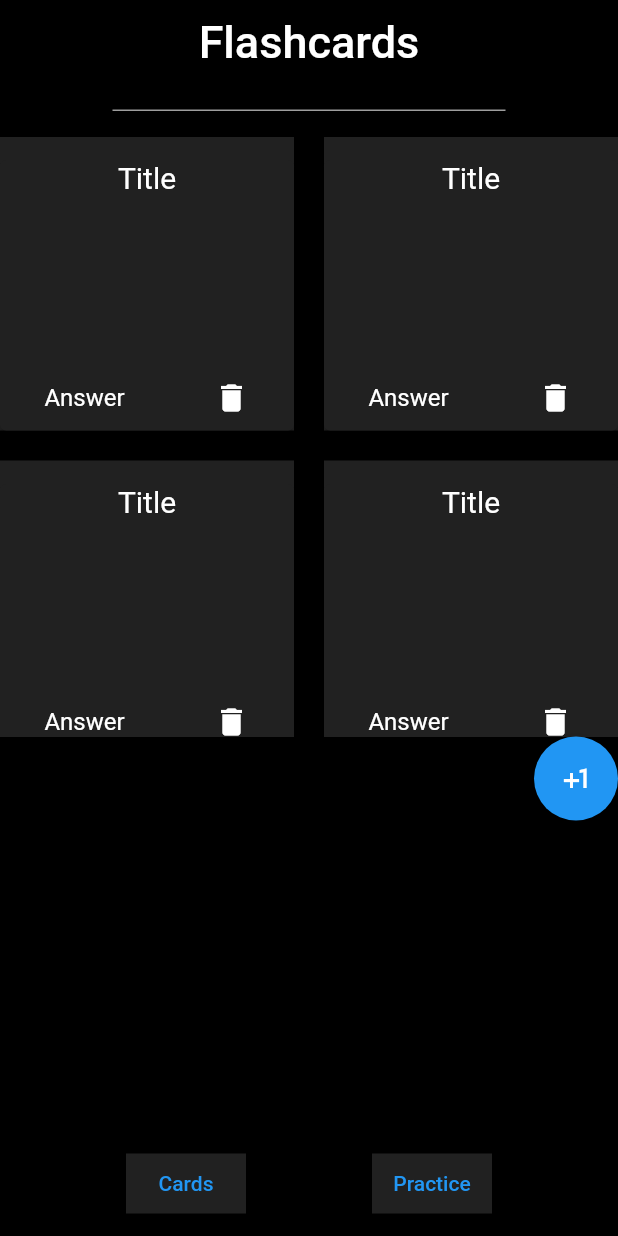
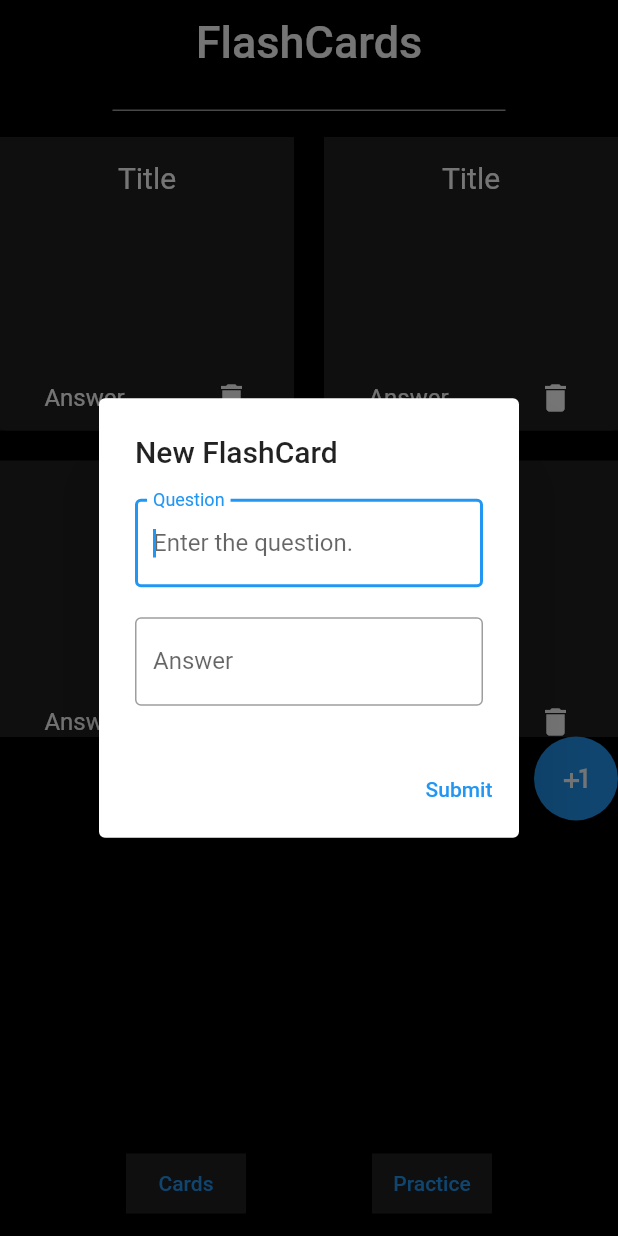
Before and after one commit to lefteryx/CC_AppD_T2, a Flutter app: the screen it shows after launch, after a tap on the "plus one" icon, on a phone screen of 412 x 824 dp. Run offline on Flutter 3.47's test engine with Material 2 defaults, Android fonts, the phone set to English and light mode, and no system bars.

Commit message:
Adding basic functionality, Round 2.

```diff
--- a/lib/main.dart
+++ b/lib/main.dart
@@ -13,12 +13,71 @@ class Home extends StatefulWidget {
 }
 
 class _HomeState extends State<Home> {
+// Question Controller
+  late TextEditingController questionController;
+  String question = '';
+
   @override
+  void initState() {
+    super.initState();
+    questionController = TextEditingController();
+    answerController = TextEditingController();
+  }
+
+  @override
+  void Qdispose() {
+    questionController.dispose();
+    super.dispose();
+  }
+
+  @override
+  void submit() {
+    Navigator.of(context).pop(questionController.text);
+    questionController.clear();
+  }
+
+// Answer Controller
+  late TextEditingController answerController;
+  String answer = '';
+
   Widget build(BuildContext context) {
+    Future<String?> openDialog() => showDialog<String>(
+        context: context,
+        builder: (context) => AlertDialog(
+              title: Text("New FlashCard"),
+              content: Container(
+                  height: 138,
+                  child: Column(children: [
+                    TextField(
+                        autofocus: true,
+                        controller: questionController,
+                        onSubmitted: (_) => submit(),
+                        decoration: InputDecoration(
+                            hintText: 'Enter the question.',
+                            labelText: 'Question',
+                            border: OutlineInputBorder())),
+                    SizedBox(height: 20),
+                    TextField(
+                        autofocus: true,
+                        controller: answerController,
+                        onSubmitted: (_) => submit(),
+                        decoration: InputDecoration(
+                            hintText: 'Enter the answer.',
+                            labelText: 'Answer',
+                            border: OutlineInputBorder()))
+                  ])),
+              actions: [
+                TextButton(
+                    onPressed: () {
+                      submit();
+                    },
+                    child: Text('Submit'))
+              ],
+            ));
     return Scaffold(
         appBar: AppBar(
           centerTitle: true,
-          title: Text("Flashcards", style: TextStyle(fontSize: 30)),
+          title: Text("FlashCards", style: TextStyle(fontSize: 30)),
           backgroundColor: Colors.black,
         ),
         body: Container(
@@ -46,7 +105,17 @@ class _HomeState extends State<Home> {
               Row(children: [
                 Spacer(),
                 FloatingActionButton(
-                    onPressed: () {}, child: Icon(Icons.plus_one))
+                    onPressed: () async {
+                      final question = await openDialog();
+                      if (question == null || question.isEmpty) return;
+                      setState(() => this.question = question);
+
+                      final answer = await openDialog();
+                      if (answer == null || answer.isEmpty) return;
+                      setState(() => this.answer = answer);
+                      ;
+                    },
+                    child: Icon(Icons.plus_one))
               ]),
               Spacer(),
               Row(mainAxisAlignment: MainAxisAlignment.spaceEvenly, children: [
@@ -97,6 +166,12 @@ class Screen2 extends StatelessWidget {
 
   @override
   Widget build(BuildContext context) {
+    Future<String?> answerDialog() => showDialog<String>(
+        context: context,
+        builder: (context) => AlertDialog(
+            title: Text("New FlashCard"),
+            content: Container(height: 138, child: Text("Answer3"))));
+
     return Scaffold(
         appBar: AppBar(
           centerTitle: true,
@@ -121,11 +196,11 @@ class Screen2 extends StatelessWidget {
                       margin: EdgeInsets.fromLTRB(0, 16, 0, 0),
                       child: Column(children: [
                         SizedBox(height: 10),
-                        Text("Card #1",
+                        Text("Card #3",
                             style:
                                 TextStyle(fontSize: 20, color: Colors.white)),
                         Spacer(),
-                        Text("Title",
+                        Text("Title3",
                             style:
                                 TextStyle(fontSize: 40, color: Colors.white)),
                         Spacer()
@@ -137,8 +212,14 @@ class Screen2 extends StatelessWidget {
                     height: 40,
                     width: 120,
                     child: TextButton(
-                        onPressed: () {}, child: Text("Show Answer"))),
-                Icon(Icons.navigate_next_sharp, color: Colors.white, size: 75)
+                        onPressed: () async {
+                          final answer = await answerDialog();
+                        },
+                        child: Text("Show Answer"))),
+                IconButton(
+                    onPressed: () {}, // for next random flashcard
+                    icon: Icon(Icons.navigate_next_sharp,
+                        color: Colors.white, size: 75))
               ]),
               Spacer(),
               Row(mainAxisAlignment: MainAxisAlignment.spaceEvenly, children: [
```
